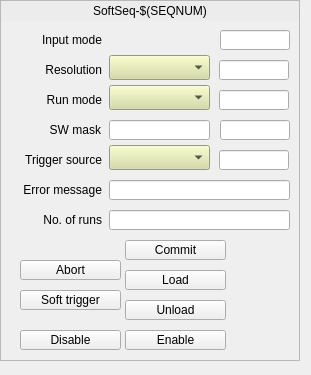
The window that ui/EVG/G_EVG_VME_softSeq.ui (paulscherrerinstitute/mrfioc2) describes before a commit, drawn with Qt 5.
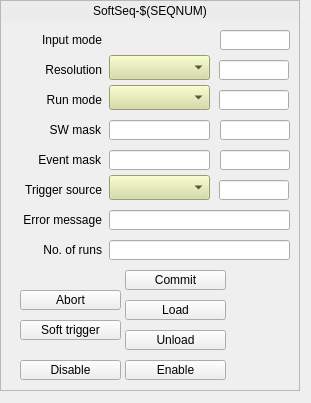
The same window after the commit. Custom widgets are drawn as their Qt base class.

Commit message: [COSYLAB-257] EVM GUI: added sequence event mapping to gui

Diff of the .ui file:
```diff
--- a/ui/EVG/G_EVG_VME_softSeq.ui
+++ b/ui/EVG/G_EVG_VME_softSeq.ui
@@ -7,7 +7,7 @@
     <x>0</x>
     <y>0</y>
     <width>311</width>
-    <height>375</height>
+    <height>403</height>
    </rect>
   </property>
   <property name="windowTitle">
@@ -19,7 +19,7 @@
      <x>0</x>
      <y>0</y>
      <width>300</width>
-     <height>361</height>
+     <height>391</height>
     </rect>
    </property>
    <property name="frameShape">
@@ -32,7 +32,7 @@
     <property name="geometry">
      <rect>
       <x>1</x>
-      <y>210</y>
+      <y>240</y>
       <width>101</width>
       <height>20</height>
      </rect>
@@ -48,7 +48,7 @@
     <property name="geometry">
      <rect>
       <x>125</x>
-      <y>330</y>
+      <y>360</y>
       <width>101</width>
       <height>20</height>
      </rect>
@@ -67,7 +67,7 @@
     <property name="geometry">
      <rect>
       <x>20</x>
-      <y>290</y>
+      <y>320</y>
       <width>101</width>
       <height>20</height>
      </rect>
@@ -86,7 +86,7 @@
     <property name="geometry">
      <rect>
       <x>125</x>
-      <y>240</y>
+      <y>270</y>
       <width>101</width>
       <height>20</height>
      </rect>
@@ -105,7 +105,7 @@
     <property name="geometry">
      <rect>
       <x>235</x>
-      <y>330</y>
+      <y>360</y>
       <width>20</width>
       <height>20</height>
      </rect>
@@ -145,7 +145,7 @@
     <property name="geometry">
      <rect>
       <x>235</x>
-      <y>240</y>
+      <y>270</y>
       <width>20</width>
       <height>20</height>
      </rect>
@@ -185,7 +185,7 @@
     <property name="geometry">
      <rect>
       <x>219</x>
-      <y>150</y>
+      <y>180</y>
       <width>70</width>
       <height>20</height>
      </rect>
@@ -201,7 +201,7 @@
     <property name="geometry">
      <rect>
       <x>235</x>
-      <y>270</y>
+      <y>300</y>
       <width>20</width>
       <height>20</height>
      </rect>
@@ -241,7 +241,7 @@
     <property name="geometry">
      <rect>
       <x>125</x>
-      <y>270</y>
+      <y>300</y>
       <width>101</width>
       <height>20</height>
      </rect>
@@ -260,7 +260,7 @@
     <property name="geometry">
      <rect>
       <x>20</x>
-      <y>260</y>
+      <y>290</y>
       <width>101</width>
       <height>20</height>
      </rect>
@@ -295,7 +295,7 @@
     <property name="geometry">
      <rect>
       <x>109</x>
-      <y>145</y>
+      <y>175</y>
       <width>101</width>
       <height>25</height>
      </rect>
@@ -327,7 +327,7 @@
     <property name="geometry">
      <rect>
       <x>235</x>
-      <y>300</y>
+      <y>330</y>
       <width>20</width>
       <height>20</height>
      </rect>
@@ -399,7 +399,7 @@
     <property name="geometry">
      <rect>
       <x>20</x>
-      <y>330</y>
+      <y>360</y>
       <width>101</width>
       <height>20</height>
      </rect>
@@ -434,7 +434,7 @@
     <property name="geometry">
      <rect>
       <x>125</x>
-      <y>300</y>
+      <y>330</y>
       <width>101</width>
       <height>20</height>
      </rect>
@@ -469,7 +469,7 @@
     <property name="geometry">
      <rect>
       <x>1</x>
-      <y>180</y>
+      <y>210</y>
       <width>101</width>
       <height>20</height>
      </rect>
@@ -485,7 +485,7 @@
     <property name="geometry">
      <rect>
       <x>1</x>
-      <y>150</y>
+      <y>180</y>
       <width>101</width>
       <height>20</height>
      </rect>
@@ -547,7 +547,7 @@
     <property name="geometry">
      <rect>
       <x>109</x>
-      <y>180</y>
+      <y>210</y>
       <width>181</width>
       <height>20</height>
      </rect>
@@ -582,7 +582,7 @@
     <property name="geometry">
      <rect>
       <x>109</x>
-      <y>210</y>
+      <y>240</y>
       <width>181</width>
       <height>20</height>
      </rect>
@@ -696,6 +696,70 @@
      <set>Qt::AlignRight|Qt::AlignTrailing|Qt::AlignVCenter</set>
     </property>
    </widget>
+   <widget class="caTextEntry" name="catextentry_3">
+    <property name="geometry">
+     <rect>
+      <x>109</x>
+      <y>150</y>
+      <width>101</width>
+      <height>20</height>
+     </rect>
+    </property>
+    <property name="channel" stdset="0">
+     <string notr="true">$(EVG):SoftSeq-$(SEQNUM)-EvtMask-SP</string>
+    </property>
+    <property name="background">
+     <color>
+      <red>212</red>
+      <green>219</green>
+      <blue>157</blue>
+     </color>
+    </property>
+    <property name="colorMode">
+     <enum>caLineEdit::Static</enum>
+    </property>
+    <property name="formatType">
+     <enum>caLineEdit::hexadecimal</enum>
+    </property>
+   </widget>
+   <widget class="QLabel" name="label_9">
+    <property name="geometry">
+     <rect>
+      <x>10</x>
+      <y>150</y>
+      <width>91</width>
+      <height>20</height>
+     </rect>
+    </property>
+    <property name="text">
+     <string>Event mask</string>
+    </property>
+    <property name="alignment">
+     <set>Qt::AlignRight|Qt::AlignTrailing|Qt::AlignVCenter</set>
+    </property>
+   </widget>
+   <widget class="caLineEdit" name="calineedit_10">
+    <property name="geometry">
+     <rect>
+      <x>220</x>
+      <y>150</y>
+      <width>70</width>
+      <height>20</height>
+     </rect>
+    </property>
+    <property name="alignment">
+     <set>Qt::AlignCenter</set>
+    </property>
+    <property name="channel" stdset="0">
+     <string notr="true">$(EVG):SoftSeq-$(SEQNUM)-EvtMask-RB</string>
+    </property>
+    <property name="colorMode">
+     <enum>caLineEdit::Alarm_Default</enum>
+    </property>
+    <property name="formatType">
+     <enum>caLineEdit::hexadecimal</enum>
+    </property>
+   </widget>
   </widget>
  </widget>
  <customwidgets>
```
Left out of the diff: 2 changed lines with no effect on the pictures. The commit also changes 1 other file.
